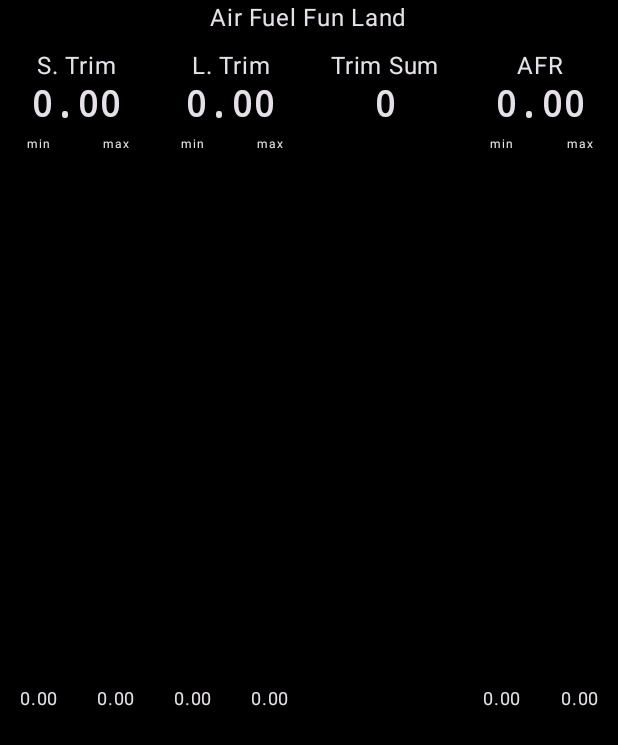
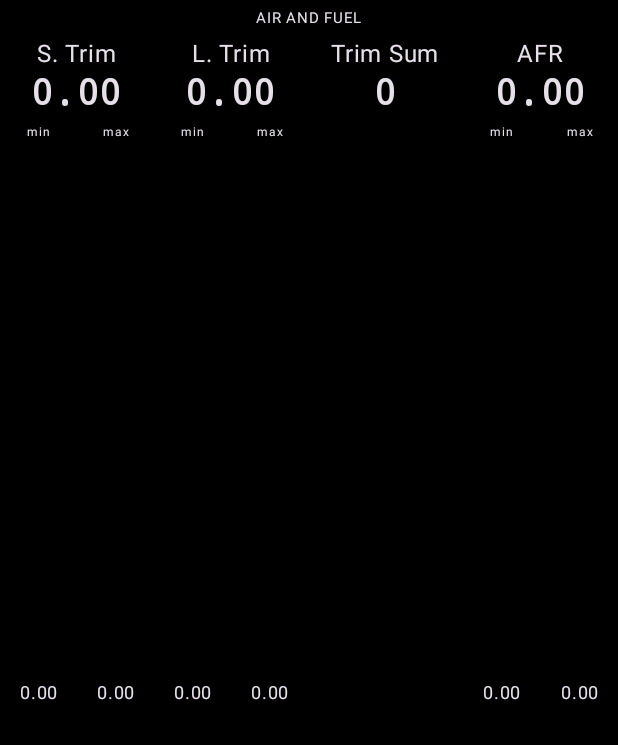
Before and after one commit to ndesilets/esp32-gauge-pod, an Android app built with Jetpack Compose: the composable AirFuelFunLand shown on its own in the app's theme, on a phone screen of 412 x 824 dp. Shown: the top 745 px of the screen. Run offline under Robolectric (Android 15) with nearby library versions, the phone set to English and light mode, and no system bars; our stand-ins replace Room's generated code.

Commit message:
refactor: misc bullshit

```diff
--- a/android/app/src/main/java/com/example/esp32gauges/composables/AirFuelFunLand.kt
+++ b/android/app/src/main/java/com/example/esp32gauges/composables/AirFuelFunLand.kt
@@ -10,6 +10,7 @@ import androidx.compose.ui.Alignment
 import androidx.compose.ui.Modifier
 import androidx.compose.ui.tooling.preview.Preview
 import androidx.compose.ui.unit.dp
+import androidx.compose.ui.unit.sp
 import com.example.esp32gauges.models.sensors.MonitoredNumericSensor
 
 @Composable
@@ -23,11 +24,10 @@ fun AirFuelFunLand(
         modifier = modifier,
         horizontalAlignment = Alignment.CenterHorizontally,
     ) {
-        Text("Air Fuel Fun Land")
+        Text(fontSize = 10.sp, text = "AIR AND FUEL")
         Row(
             modifier = modifier
                 .fillMaxWidth()
-                .padding(top = 8.dp)
         ) {
             MinMaxNumericGauge(
                 title = "S. Trim",
--- a/android/app/src/main/java/com/example/esp32gauges/composables/KnockFunLand.kt
+++ b/android/app/src/main/java/com/example/esp32gauges/composables/KnockFunLand.kt
@@ -10,6 +10,7 @@ import androidx.compose.ui.Alignment
 import androidx.compose.ui.Modifier
 import androidx.compose.ui.tooling.preview.Preview
 import androidx.compose.ui.unit.dp
+import androidx.compose.ui.unit.sp
 import com.example.esp32gauges.models.sensors.MonitoredNumericSensor
 
 @Composable
@@ -23,11 +24,10 @@ fun KnockFunLand(
         modifier = modifier,
         horizontalAlignment = Alignment.CenterHorizontally,
     ) {
-        Text("Knock Fun Land")
+        Text(fontSize = 10.sp, text ="KNOCK")
         Row(
             modifier = modifier
                 .fillMaxWidth()
-                .padding(top = 8.dp)
         ) {
             MinMaxNumericGauge(
                 title = "DAM",
--- a/android/app/src/main/java/com/example/esp32gauges/views/SensorStatusBar.kt
+++ b/android/app/src/main/java/com/example/esp32gauges/composables/SensorStatusBar.kt
@@ -1,4 +1,4 @@
-package com.example.esp32gauges.views
+package com.example.esp32gauges.composables
 
 import android.content.res.Configuration
 import androidx.compose.foundation.background
--- a/android/app/src/main/java/com/example/esp32gauges/views/Dashboard.kt
+++ b/android/app/src/main/java/com/example/esp32gauges/views/Dashboard.kt
@@ -25,6 +25,7 @@ import com.example.esp32gauges.MainViewModel
 import com.example.esp32gauges.composables.AirFuelFunLand
 import com.example.esp32gauges.composables.BarGauge
 import com.example.esp32gauges.composables.KnockFunLand
+import com.example.esp32gauges.composables.SensorStatusBar
 import com.example.esp32gauges.composables.SimpleNumericGauge
 import com.example.esp32gauges.repositories.daos.MockSensorDataEventDao
 import com.example.esp32gauges.esp32.MockedESP32DataSource
```
Also changed, not shown: android/app/src/main/java/com/example/esp32gauges/MainActivity.kt (+8 -3 lines), android/app/src/main/java/com/example/esp32gauges/views/SessionManager.kt (+20 -3 lines).
